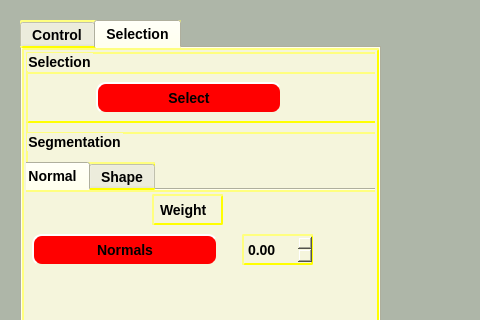
The window that forms/mainwindow.ui (pranjal23/osg2citygml) describes before a commit, drawn with Qt 5; both pictures show x 0 to 480 and y 0 to 320 of the 974 by 696 pixel window.
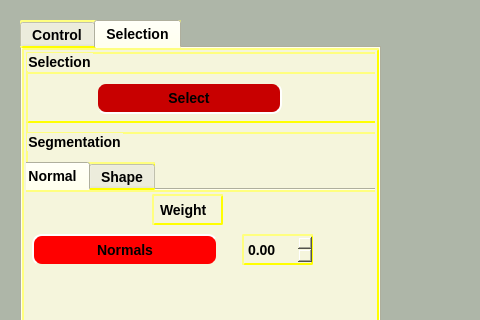
The same window after the commit. The open tabs and pages were chosen to show the change. Icons and pictures are not drawn. Custom widgets are drawn as their Qt base class.

```diff
--- a/forms/mainwindow.ui
+++ b/forms/mainwindow.ui
@@ -1968,6 +1968,12 @@
        <property name="text">
         <string>Select</string>
        </property>
+       <property name="checkable">
+        <bool>true</bool>
+       </property>
+       <property name="checked">
+        <bool>true</bool>
+       </property>
       </widget>
      </widget>
     </widget>
```
Left out of the diff: 2 changed lines with no effect on the pictures.
